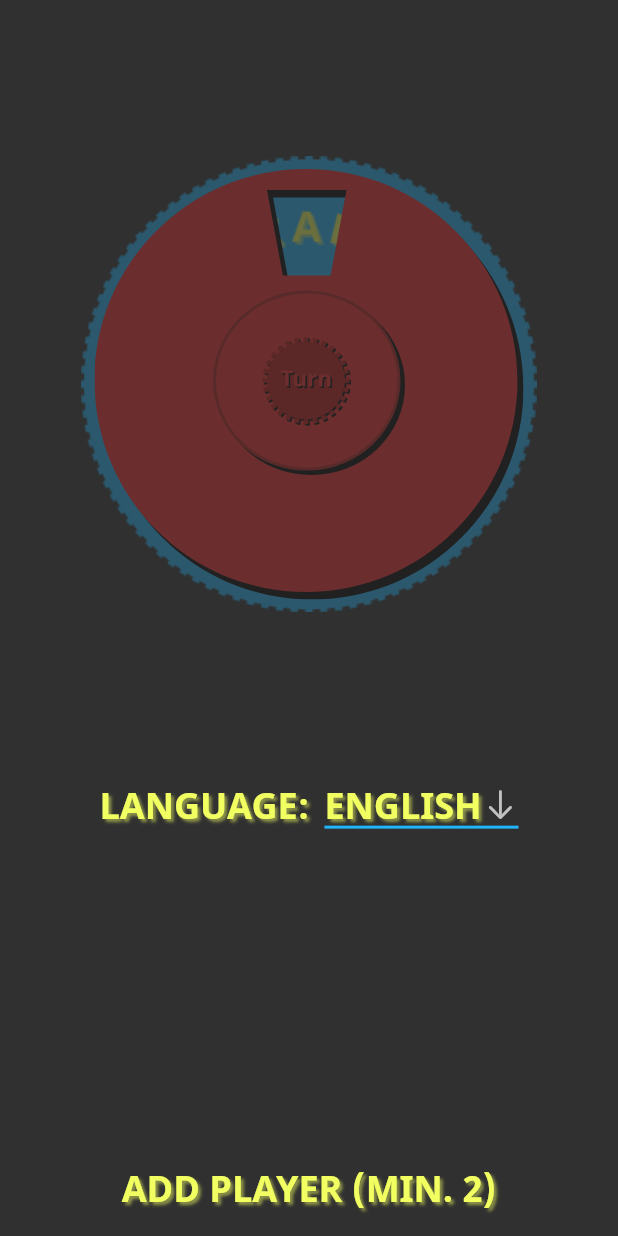
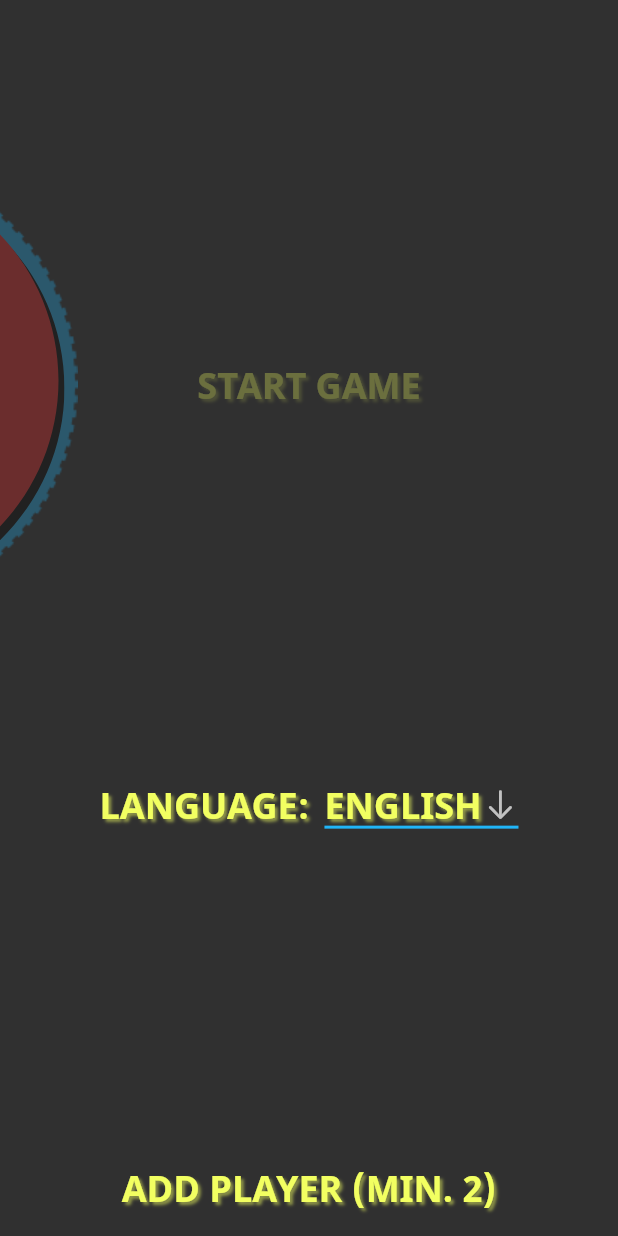
Before and after one commit to joecks/flashidea, a Flutter app: the screen it shows after launch, on a phone screen of 412 x 824 dp. Run offline on Flutter 3.47's test engine with Material 2 defaults, Android fonts, the phone set to English and light mode, and no system bars; our stand-ins replace equatable, flutter_bloc, flutter_svg; missing offline and left inert: i18n.

Commit message:
New more intuitive game play

```diff
--- a/lib/screens/game/screens/before_game_screen.dart
+++ b/lib/screens/game/screens/before_game_screen.dart
@@ -17,13 +17,20 @@ class BeforeGameScreen extends StatelessWidget {
 
   @override
   Widget build(BuildContext context) {
-    // TODO: implement build
     return Column(
       children: [
         Expanded(
             flex: 10,
-            child: buildWheel(state.canStart, wheelKey, manager.onSpinFinished,
-                manager.onSpinStarted)),
+            child: buildWheel(
+              context: context,
+              canInteract: state.canStart,
+              state: WheelState.hidden,
+              wheelKey: wheelKey,
+              onSpinFinished: manager.onSpinFinished,
+              onSpinStart: manager.onSpinStarted,
+              onHiddenLabelClick: manager.onClickStartGame,
+              hiddenLabel: R.strings.startGame
+            )),
         _buildSelectLanguage(
             context, state.cardLanguages, state.selectedLanguage),
         Expanded(
--- a/lib/screens/game/screens/common_widgets.dart
+++ b/lib/screens/game/screens/common_widgets.dart
@@ -2,8 +2,6 @@ import 'package:blitzidea/screens/game/wheel_widget.dart';
 import 'package:blitzidea/utils/R.dart';
 import 'package:flutter/material.dart';
 
-Widget buildWheel(bool canStart, GlobalKey wheelKey,
-    Function(int postion) onSpinFinished, Function() onSpinStart) {
 // TODO try spinning wheel fork
 // flutter_spinning_wheel:
 //     git:
@@ -22,17 +20,93 @@ Widget buildWheel(bool canStart, GlobalKey wheelKey,
 //   canInteractWhileSpinning: true,
 // )
 
-  return IgnorePointer(
-    ignoring: !canStart,
-    child: Opacity(
-      opacity: canStart ? 1.0 : 0.3,
-      child: WheelWidget(
-        key: wheelKey,
-        onFinished: onSpinFinished,
-        onRotationStart: onSpinStart,
-      ),
-    ),
+enum WheelState { visible, hidden }
+
+Widget buildWheel({
+  required BuildContext context,
+  required WheelState state,
+  required bool canInteract,
+  required Key wheelKey,
+  required Function(int postion) onSpinFinished,
+  required Function() onSpinStart,
+  String? hiddenLabel,
+  VoidCallback? onHiddenLabelClick,
+}) {
+  return AnimatedWheel(
+    key: wheelKey,
+    state: state,
+    canInteract: canInteract,
+    onSpinFinished: onSpinFinished,
+    onSpinStart: onSpinStart,
+    hiddenLabel: hiddenLabel,
+    onHiddenLabelClick: onHiddenLabelClick,
   );
+}
+
+class AnimatedWheel extends StatefulWidget {
+  final bool canInteract;
+  final WheelState state;
+  final Function(int postion) onSpinFinished;
+  final Function() onSpinStart;
+  final String? hiddenLabel;
+  final VoidCallback? onHiddenLabelClick;
+
+  const AnimatedWheel({
+    Key? key,
+    required this.state,
+    required this.canInteract,
+    required this.onSpinFinished,
+    required this.onSpinStart,
+    this.hiddenLabel,
+    this.onHiddenLabelClick,
+  }) : super(key: key);
+
+  @override
+  State<AnimatedWheel> createState() => _AnimatedWheelState();
+}
+
+class _AnimatedWheelState extends State<AnimatedWheel> {
+  final GlobalKey _wheelKey = GlobalKey();
+
+  @override
+  Widget build(BuildContext context) {
+    final width = MediaQuery.of(context).size.width;
+    final hiddenLabel = widget.hiddenLabel;
+    const widgetSize = Size(400, 400);
+    final center = width / 2 - widgetSize.width / 2;
+
+    return IgnorePointer(
+        ignoring: !widget.canInteract,
+        child: Opacity(
+            opacity: widget.canInteract ? 1.0 : 0.3,
+            child: Stack(
+              fit: StackFit.expand,
+              alignment: Alignment.center,
+              children: [
+                if (hiddenLabel != null) _createLabel(hiddenLabel),
+                AnimatedPositioned(
+                  duration: const Duration(milliseconds: 1000),
+                  curve: Curves.easeInOutCubicEmphasized,
+                  right:
+                      widget.state == WheelState.visible ? center : width - 100,
+                  child: WheelWidget(
+                    key: _wheelKey,
+                    onFinished: widget.onSpinFinished,
+                    onRotationStart: widget.onSpinStart,
+                  ),
+                ),
+              ],
+            )));
+  }
+
+  Widget _createLabel(String label) {
+    return TextButton(
+        onPressed: widget.onHiddenLabelClick,
+        child: Text(
+          label.toUpperCase(),
+          style: R.styles.player(context),
+        ));
+  }
 }
 
 Widget buildCardButton(
@@ -41,13 +115,23 @@ Widget buildCardButton(
   Widget? description,
   double? minHeight,
   double? minWidth,
+  double? maxHeight,
+  double? maxWidth,
   Color? background,
   bool disabled = false,
+  Key? key,
 }) {
-  if (minWidth != null || minHeight != null) {
+  if (minWidth != null ||
+      minHeight != null ||
+      maxHeight != null ||
+      maxWidth != null) {
     child = ConstrainedBox(
-      constraints:
-          BoxConstraints(minWidth: minWidth ?? 0, minHeight: minHeight ?? 0),
+      constraints: BoxConstraints(
+        minWidth: minWidth ?? 0,
+        minHeight: minHeight ?? 0,
+        maxHeight: maxHeight ?? double.infinity,
+        maxWidth: maxWidth ?? double.infinity,
+      ),
       child: Center(child: child),
     );
   }
@@ -68,6 +152,7 @@ Widget buildCardButton(
         );
 
   return IgnorePointer(
+    key: key,
     ignoring: disabled || onTap == null,
     child: Opacity(
       opacity: disabled ? 0.5 : 1.0,
--- a/lib/screens/game/screens/end_game_screen.dart
+++ b/lib/screens/game/screens/end_game_screen.dart
@@ -47,7 +47,7 @@ class EndGameScreen extends StatelessWidget {
           TextButton(
               onPressed: () => manager.restartGame(),
               child: Text(
-                R.strings.startGame.toUpperCase(),
+                R.strings.startNewGame.toUpperCase(),
                 style: R.styles.button(context),
               ))
         ],
--- a/lib/utils/translations/ui.i18n.dart
+++ b/lib/utils/translations/ui.i18n.dart
@@ -41,7 +41,8 @@ class Ui {
   String get addPlayer => """Add player (min. 2)""";
   String get descriptionSkipCard => """Skip""";
   String get descriptionTurnTheWheel => """Turn the wheel for next round.""";
-  String get startGame => """Start New Game""";
+  String get startNewGame => """Start New Game""";
+  String get startGame => """Start Game""";
   String get whoWasFirstInThisRound => """Who was first?""";
   String get finalScore => """Score""";
   String get cardLanguage => """Language:""";
@@ -59,7 +60,8 @@ Map<String, String> get uiMap => {
       """addPlayer""": """Add player (min. 2)""",
       """descriptionSkipCard""": """Skip""",
       """descriptionTurnTheWheel""": """Turn the wheel for next round.""",
-      """startGame""": """Start New Game""",
+      """startNewGame""": """Start New Game""",
+      """startGame""": """Start Game""",
       """whoWasFirstInThisRound""": """Who was first?""",
       """finalScore""": """Score""",
       """cardLanguage""": """Language:""",
--- a/lib/utils/translations/ui.i18n.yaml
+++ b/lib/utils/translations/ui.i18n.yaml
@@ -5,7 +5,8 @@ buttonStopGame: End game
 addPlayer: Add player (min. 2)
 descriptionSkipCard: Skip
 descriptionTurnTheWheel : Turn the wheel for next round.
-startGame: Start New Game
+startNewGame: Start New Game
+startGame: Start Game
 whoWasFirstInThisRound: Who was first?
 finalScore: Score
 cardLanguage: "Language:"
```
Also changed, not shown: lib/screens/game/game_manager.dart (+21 -1 lines), lib/screens/game/screens/flip_anmiation.dart (added, +114 -0 lines), lib/screens/game/screens/running_game_screen.dart (+16 -5 lines), lib/screens/game/wheel_widget.dart (+4 -3 lines).
